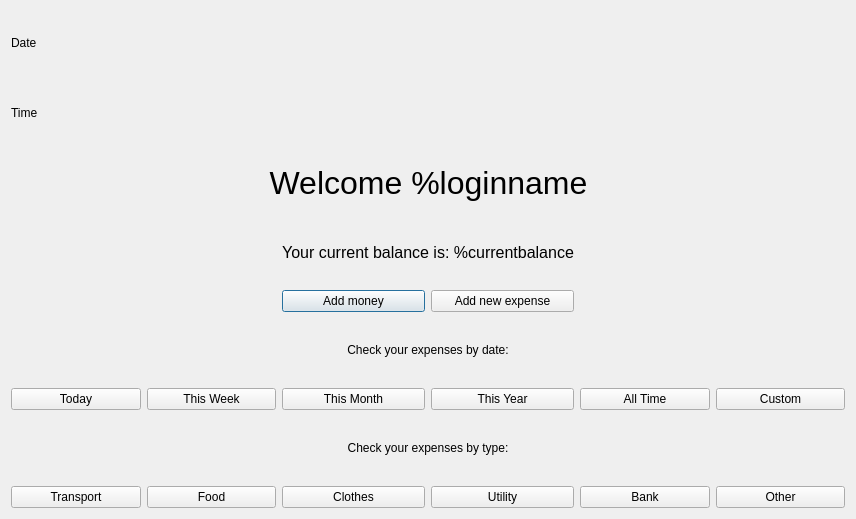
First picture: the form in NETB380_ExpenseManager/ep_welcome.ui, repository satanasov/NETB380, before the edit.
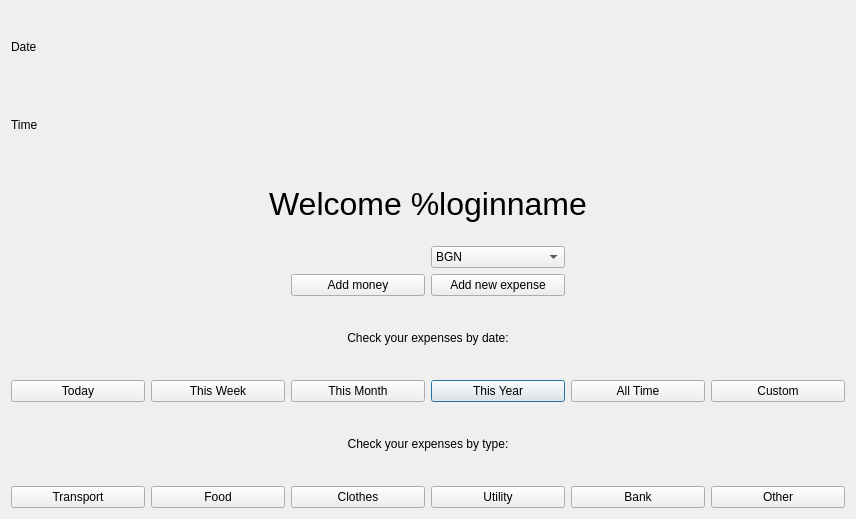
Second picture: the form after the edit. Icons and pictures are not drawn.

Commit message: Money are added to temporary userdata member. | Add currency fully implemented | Currency convertor working for main menu.

Patch:
```diff
--- a/NETB380_ExpenseManager/ep_welcome.ui
+++ b/NETB380_ExpenseManager/ep_welcome.ui
@@ -21,35 +21,7 @@
     <normaloff>:/new/icon/images/ep_icon.ico</normaloff>:/new/icon/images/ep_icon.ico</iconset>
   </property>
   <layout class="QGridLayout" name="gridLayout">
-   <item row="5" column="2">
-    <widget class="QPushButton" name="pushButtonAddMoney">
-     <property name="text">
-      <string>Add money</string>
-     </property>
-    </widget>
-   </item>
-   <item row="9" column="2">
-    <widget class="QPushButton" name="pushButtonClothes">
-     <property name="text">
-      <string>Clothes</string>
-     </property>
-    </widget>
-   </item>
-   <item row="7" column="3">
-    <widget class="QPushButton" name="pushButtonYear">
-     <property name="text">
-      <string>This Year</string>
-     </property>
-    </widget>
-   </item>
-   <item row="9" column="5">
-    <widget class="QPushButton" name="pushButtonOther">
-     <property name="text">
-      <string>Other</string>
-     </property>
-    </widget>
-   </item>
-   <item row="8" column="2" colspan="2">
+   <item row="9" column="2" colspan="2">
     <widget class="QLabel" name="label_4">
      <property name="text">
       <string>Check your expenses by type:</string>
@@ -59,34 +31,104 @@
      </property>
     </widget>
    </item>
-   <item row="9" column="3">
+   <item row="8" column="3">
+    <widget class="QPushButton" name="pushButtonYear">
+     <property name="text">
+      <string>This Year</string>
+     </property>
+    </widget>
+   </item>
+   <item row="10" column="3">
     <widget class="QPushButton" name="pushButtonUtility">
      <property name="text">
       <string>Utility</string>
      </property>
     </widget>
    </item>
-   <item row="9" column="1">
+   <item row="8" column="5">
+    <widget class="QPushButton" name="pushButtonCustom">
+     <property name="text">
+      <string>Custom</string>
+     </property>
+    </widget>
+   </item>
+   <item row="8" column="1">
+    <widget class="QPushButton" name="pushButtonWeek">
+     <property name="text">
+      <string>This Week</string>
+     </property>
+    </widget>
+   </item>
+   <item row="8" column="4">
+    <widget class="QPushButton" name="pushButtonAllTime">
+     <property name="text">
+      <string>All Time</string>
+     </property>
+    </widget>
+   </item>
+   <item row="7" column="2" colspan="2">
+    <widget class="QLabel" name="label_3">
+     <property name="text">
+      <string>Check your expenses by date:</string>
+     </property>
+     <property name="alignment">
+      <set>Qt::AlignCenter</set>
+     </property>
+    </widget>
+   </item>
+   <item row="6" column="3">
+    <widget class="QPushButton" name="pushButtonNewExpense">
+     <property name="text">
+      <string>Add new expense</string>
+     </property>
+    </widget>
+   </item>
+   <item row="10" column="1">
     <widget class="QPushButton" name="pushButtonFood">
      <property name="text">
       <string>Food</string>
      </property>
     </widget>
    </item>
-   <item row="9" column="4">
+   <item row="10" column="5">
+    <widget class="QPushButton" name="pushButtonOther">
+     <property name="text">
+      <string>Other</string>
+     </property>
+    </widget>
+   </item>
+   <item row="8" column="2">
+    <widget class="QPushButton" name="pushButtonMonth">
+     <property name="text">
+      <string>This Month</string>
+     </property>
+    </widget>
+   </item>
+   <item row="10" column="0">
+    <widget class="QPushButton" name="pushButtonTransport">
+     <property name="text">
+      <string>Transport</string>
+     </property>
+    </widget>
+   </item>
+   <item row="10" column="2">
+    <widget class="QPushButton" name="pushButtonClothes">
+     <property name="text">
+      <string>Clothes</string>
+     </property>
+    </widget>
+   </item>
+   <item row="10" column="4">
     <widget class="QPushButton" name="pushButtonBank">
      <property name="text">
       <string>Bank</string>
      </property>
     </widget>
    </item>
-   <item row="6" column="2" colspan="2">
-    <widget class="QLabel" name="label_3">
+   <item row="6" column="2">
+    <widget class="QPushButton" name="pushButtonAddMoney">
      <property name="text">
-      <string>Check your expenses by date:</string>
-     </property>
-     <property name="alignment">
-      <set>Qt::AlignCenter</set>
+      <string>Add money</string>
      </property>
     </widget>
    </item>
@@ -97,10 +139,10 @@
      </property>
     </widget>
    </item>
-   <item row="7" column="1">
-    <widget class="QPushButton" name="pushButtonWeek">
+   <item row="8" column="0">
+    <widget class="QPushButton" name="pushButtonToday">
      <property name="text">
-      <string>This Week</string>
+      <string>Today</string>
      </property>
     </widget>
    </item>
@@ -132,49 +174,36 @@
      </property>
     </widget>
    </item>
-   <item row="7" column="2">
-    <widget class="QPushButton" name="pushButtonMonth">
-     <property name="text">
-      <string>This Month</string>
-     </property>
+   <item row="3" column="3">
+    <widget class="QComboBox" name="comboBox">
+     <item>
+      <property name="text">
+       <string>BGN</string>
+      </property>
+     </item>
+     <item>
+      <property name="text">
+       <string>EUR</string>
+      </property>
+     </item>
+     <item>
+      <property name="text">
+       <string>USD</string>
+      </property>
+     </item>
+     <item>
+      <property name="text">
+       <string>GBP</string>
+      </property>
+     </item>
+     <item>
+      <property name="text">
+       <string>JPY</string>
+      </property>
+     </item>
     </widget>
    </item>
-   <item row="5" column="3">
-    <widget class="QPushButton" name="pushButtonNewExpense">
-     <property name="text">
-      <string>Add new expense</string>
-     </property>
-    </widget>
-   </item>
-   <item row="9" column="0">
-    <widget class="QPushButton" name="pushButtonTransport">
-     <property name="text">
-      <string>Transport</string>
-     </property>
-    </widget>
-   </item>
-   <item row="7" column="4">
-    <widget class="QPushButton" name="pushButtonAllTime">
-     <property name="text">
-      <string>All Time</string>
-     </property>
-    </widget>
-   </item>
-   <item row="7" column="0">
-    <widget class="QPushButton" name="pushButtonToday">
-     <property name="text">
-      <string>Today</string>
-     </property>
-    </widget>
-   </item>
-   <item row="7" column="5">
-    <widget class="QPushButton" name="pushButtonCustom">
-     <property name="text">
-      <string>Custom</string>
-     </property>
-    </widget>
-   </item>
-   <item row="3" column="2" colspan="2">
+   <item row="3" column="1" colspan="2">
     <widget class="QLabel" name="labelBalance">
      <property name="font">
       <font>
@@ -182,7 +211,10 @@
       </font>
      </property>
      <property name="text">
-      <string>Your current balance is: %currentbalance</string>
+      <string/>
+     </property>
+     <property name="textFormat">
+      <enum>Qt::PlainText</enum>
      </property>
      <property name="alignment">
       <set>Qt::AlignCenter</set>
```
The commit also changes 18 other files.
